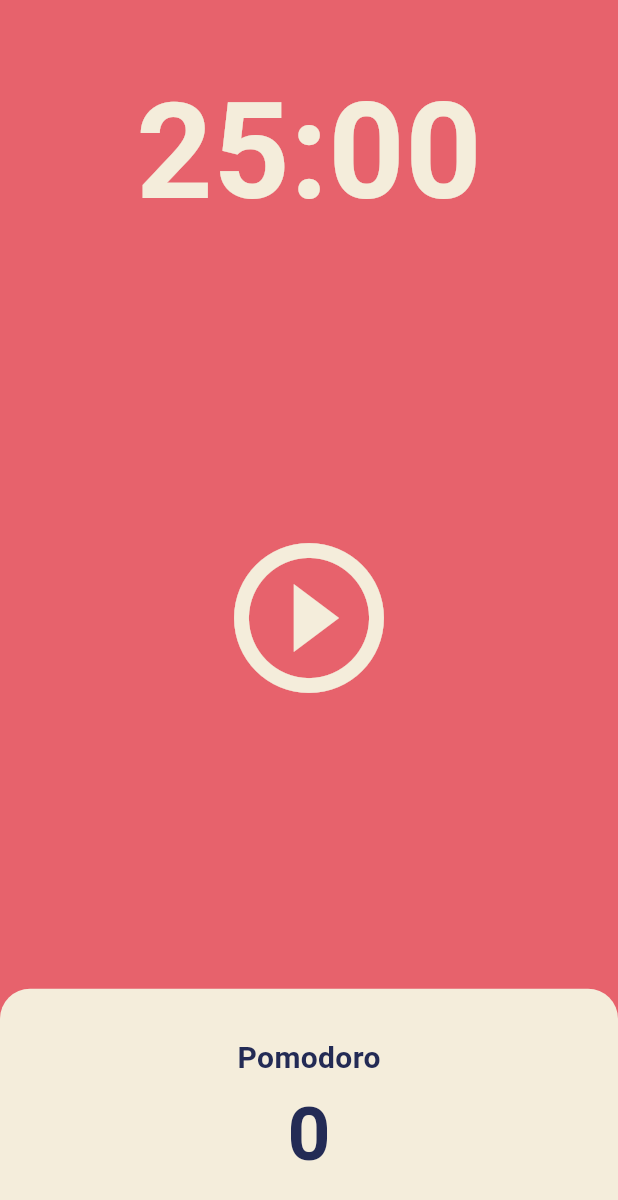
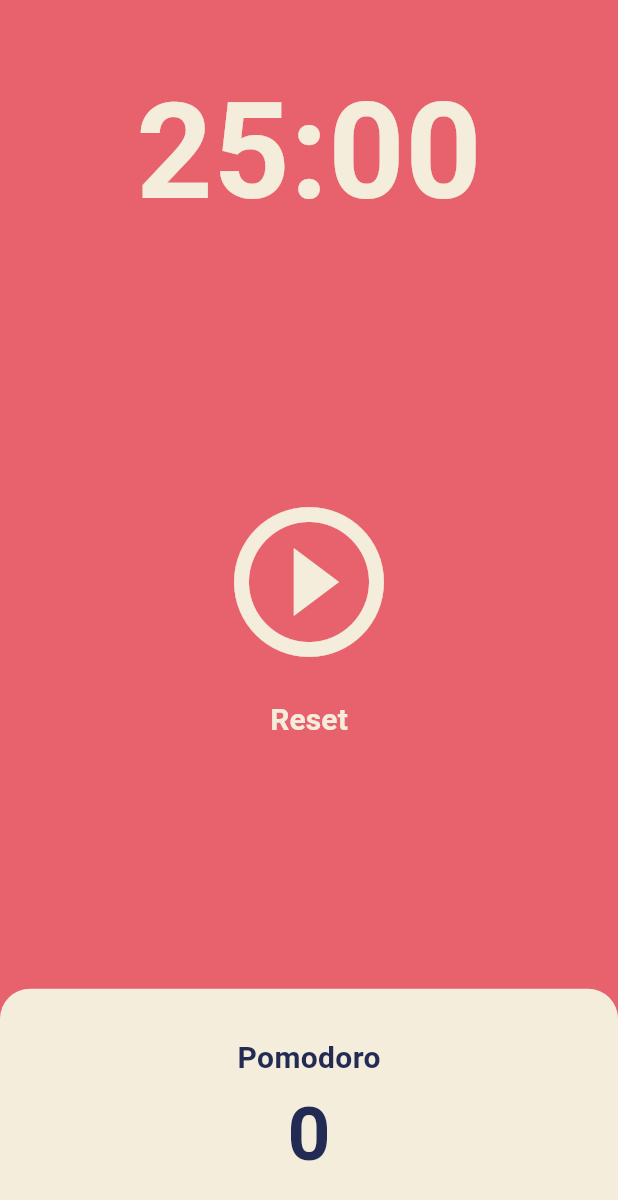
Before and after one commit to csm0062/dart-flutter-study, a Flutter app: the screen it shows after launch, on a phone screen of 412 x 824 dp. Shown: the top 1200 px of the screen. Run offline on Flutter 3.47's test engine with Material 3 defaults, Android fonts, the phone set to English and light mode, and no system bars.

Commit message:
finish: 타이머 제작완료

```diff
--- a/lib/screens/home_screen.dart
+++ b/lib/screens/home_screen.dart
@@ -1,42 +1,157 @@
 import 'package:flutter/material.dart';
+import 'dart:async';
 
 class HomeScreen extends StatefulWidget {
   const HomeScreen({super.key});
 
   @override
-  State<HomeScreen> createState() => HomeScreenState();
+  State<HomeScreen> createState() =>
+      HomeScreenState();
 }
 
-class HomeScreenState extends State<HomeScreen> {
+class HomeScreenState
+    extends State<HomeScreen> {
+  static const twentyFiveMinutes = 1500;
+  int totalSeconds = twentyFiveMinutes;
+  bool isRunning = false;
+  int totalPomodoros = 0;
+  late Timer timer;
+
+  void onTick(Timer timer) {
+    if (totalSeconds == 0) {
+      setState(() {
+        totalPomodoros =
+            totalPomodoros + 1;
+        isRunning = false;
+        totalSeconds = twentyFiveMinutes;
+      });
+      timer.cancel();
+    } else {
+      setState(() {
+        totalSeconds = totalSeconds - 1;
+      });
+    }
+  }
+
+  void onStartPressed() {
+    timer = Timer.periodic(
+      const Duration(seconds: 1),
+      onTick,
+    );
+    setState(() {
+      isRunning = true;
+    });
+  }
+
+  void onPausePressed() {
+    timer.cancel();
+    setState(() {
+      isRunning = false;
+    });
+  }
+
+  String format(int seconds) {
+    var duration =
+        Duration(seconds: seconds);
+    // print(duration
+    //     .toString()
+    //     .split(".")
+    //     .first
+    //     .substring(2, 7)
+    //     );
+    return duration
+        .toString()
+        .split(".")
+        .first
+        .substring(2, 7);
+  }
+
+  void onResetPressed() {
+    timer.cancel();
+    setState(() {
+      isRunning = false;
+      totalSeconds = twentyFiveMinutes;
+    });
+  }
+
   @override
   Widget build(BuildContext context) {
     return Scaffold(
-      backgroundColor: Theme.of(context).scaffoldBackgroundColor,
+      backgroundColor: Theme.of(context)
+          .scaffoldBackgroundColor,
       body: Column(
         children: [
           Flexible(
             flex: 1,
             child: Container(
-              alignment: Alignment.bottomCenter,
+              alignment:
+                  Alignment.bottomCenter,
               child: Text(
-                '25:00',
+                format(totalSeconds),
                 style: TextStyle(
-                  color: Theme.of(context).cardColor,
+                  color: Theme.of(context)
+                      .cardColor,
                   fontSize: 89,
-                  fontWeight: FontWeight.w600,
+                  fontWeight:
+                      FontWeight.w600,
                 ),
               ),
             ),
           ),
+          // Flexible(
+          //   flex: 3,
+          //   child: Center(
+          //     child: IconButton(
+          //       color: Theme.of(context)
+          //           .cardColor,
+          //       onPressed: isRunning
+          //           ? onPausePressed
+          //           : onStartPressed,
+          //       icon: Icon(isRunning
+          //           ? Icons
+          //               .pause_circle_outline
+          //           : Icons
+          //               .play_circle_outline),
+          //       iconSize: 120,
+          //     ),
+          //   ),
+          // ),
           Flexible(
             flex: 3,
-            child: Center(
-              child: IconButton(
-                color: Theme.of(context).cardColor,
-                onPressed: () {},
-                icon: const Icon(Icons.play_circle_outline),
-                iconSize: 120,
-              ),
+            child: Column(
+              mainAxisAlignment:
+                  MainAxisAlignment
+                      .center,
+              children: [
+                IconButton(
+                  color: Theme.of(context)
+                      .cardColor,
+                  onPressed: isRunning
+                      ? onPausePressed
+                      : onStartPressed,
+                  icon: Icon(isRunning
+                      ? Icons
+                          .pause_circle_outline
+                      : Icons
+                          .play_circle_outline),
+                  iconSize: 120,
+                ),
+                TextButton(
+                  onPressed:
+                      onResetPressed,
+                  child: Text(
+                    'Reset',
+                    style: TextStyle(
+                      color: Theme.of(
+                              context)
+                          .cardColor,
+                      fontSize: 20,
+                      fontWeight:
+                          FontWeight.w600,
+                    ),
+                  ),
+                ),
+              ],
             ),
           ),
           Flexible(
@@ -45,33 +160,50 @@ class HomeScreenState extends State<HomeScreen> {
               children: [
                 Expanded(
                   child: Container(
-                    decoration: BoxDecoration(
-                      color: Theme.of(context).cardColor,
-                      borderRadius: const BorderRadius.only(
-                        topLeft: Radius.circular(20),
-                        topRight: Radius.circular(20),
+                    decoration:
+                        BoxDecoration(
+                      color: Theme.of(
+                              context)
+                          .cardColor,
+                      borderRadius:
+                          const BorderRadius
+                              .only(
+                        topLeft: Radius
+                            .circular(20),
+                        topRight: Radius
+                            .circular(20),
                       ),
                     ),
                     child: Column(
-                      mainAxisAlignment: MainAxisAlignment.center,
+                      mainAxisAlignment:
+                          MainAxisAlignment
+                              .center,
                       children: [
                         Text(
                           'Pomodoro',
-                          style: TextStyle(
+                          style:
+                              TextStyle(
                             fontSize: 20,
-                            fontWeight: FontWeight.w600,
-                            color: Theme.of(context)
+                            fontWeight:
+                                FontWeight
+                                    .w600,
+                            color: Theme.of(
+                                    context)
                                 .textTheme
                                 .headlineLarge
                                 ?.color,
                           ),
                         ),
                         Text(
-                          '0',
-                          style: TextStyle(
+                          '$totalPomodoros',
+                          style:
+                              TextStyle(
                             fontSize: 50,
-                            fontWeight: FontWeight.w600,
-                            color: Theme.of(context)
+                            fontWeight:
+                                FontWeight
+                                    .w600,
+                            color: Theme.of(
+                                    context)
                                 .textTheme
                                 .headlineLarge
                                 ?.color,
```
